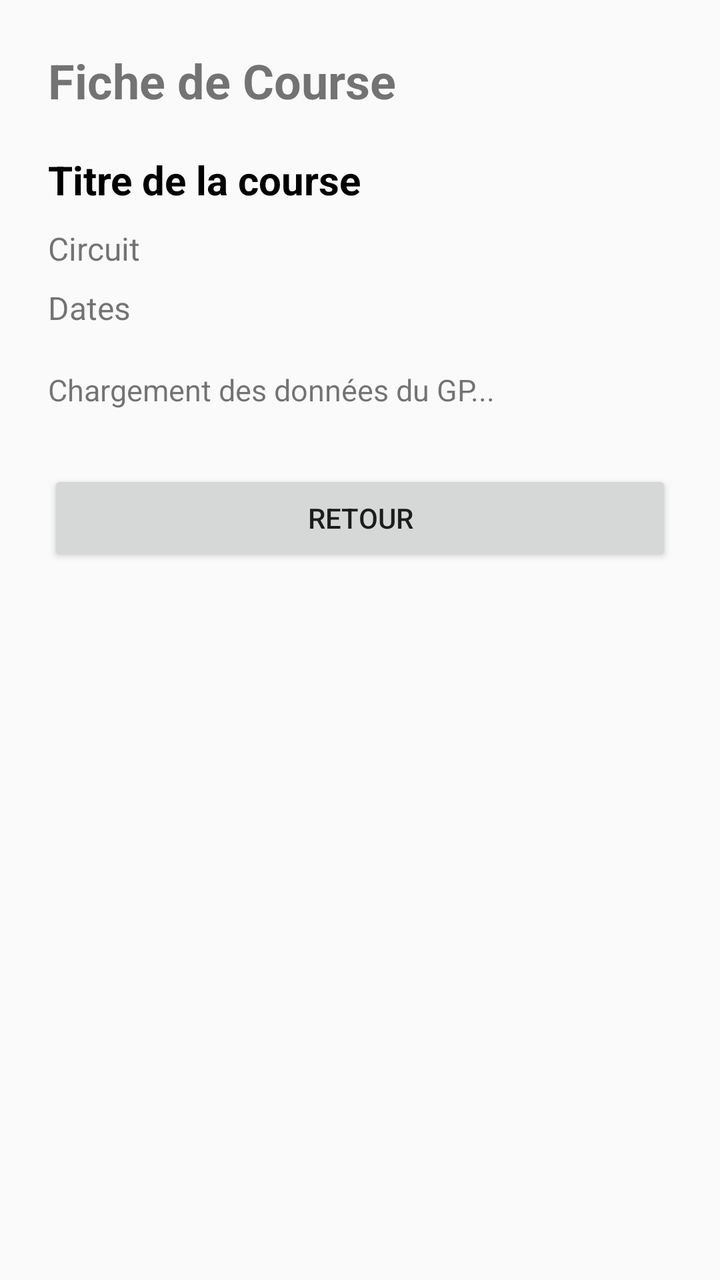
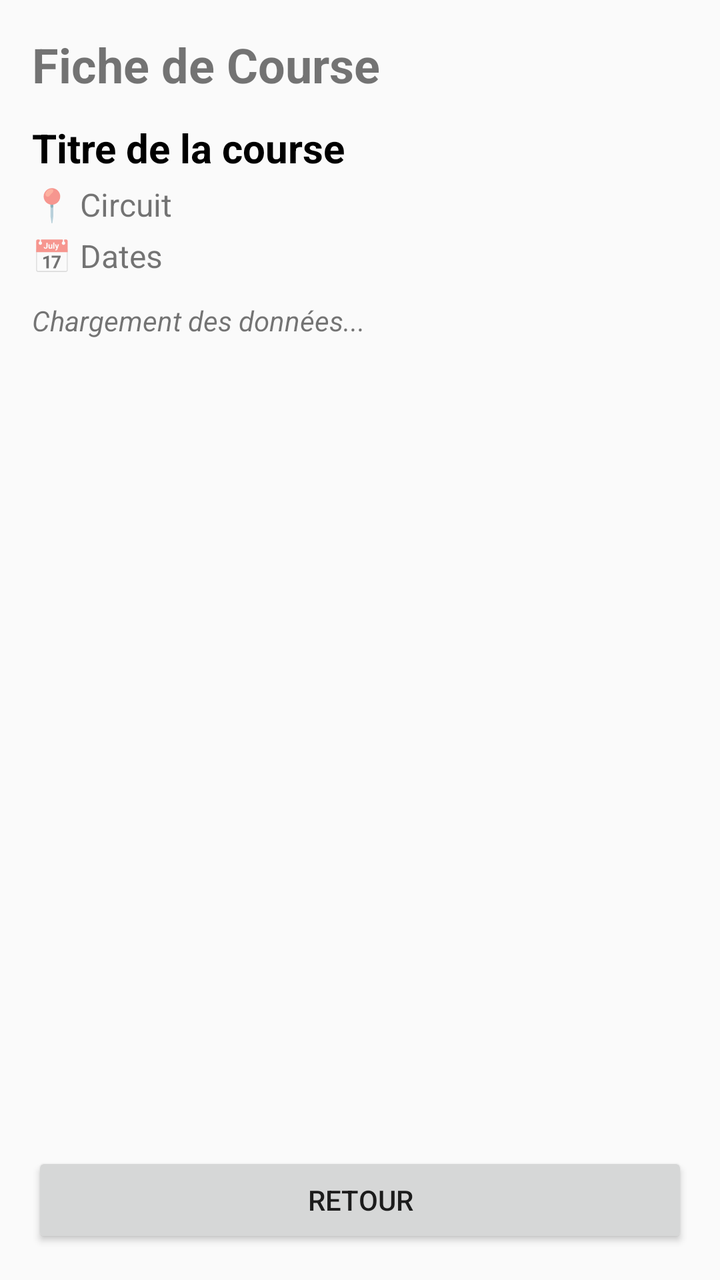

An Android layout rendered at two revisions. The XML below is the earlier revision; the diff shows what the commit changed to produce the second picture.
<!-- AndroidManifest.xml: application theme Theme.AppCompat.DayNight.NoActionBar -->
<!-- res/layout/activity_race_detail.xml -->
<?xml version="1.0" encoding="utf-8"?>
<LinearLayout xmlns:android="http://schemas.android.com/apk/res/android"
    android:layout_width="match_parent"
    android:layout_height="match_parent"
    android:orientation="vertical"
    android:padding="24dp">

    <TextView
        android:layout_width="wrap_content"
        android:layout_height="wrap_content"
        android:text="Fiche de Course"
        android:textSize="24sp"
        android:textStyle="bold"
        android:layout_marginBottom="20dp" />

    
    <TextView
        android:id="@+id/tv_race_title"
        android:layout_width="wrap_content"
        android:layout_height="wrap_content"
        android:text="Titre de la course"
        android:textSize="20sp"
        android:textStyle="bold"
        android:textColor="@color/black"
        android:layout_marginBottom="10dp" />

    
    <TextView
        android:id="@+id/tv_circuit_name"
        android:layout_width="wrap_content"
        android:layout_height="wrap_content"
        android:text="Circuit"
        android:textSize="16sp"
        android:layout_marginBottom="8dp" />

    
    <TextView
        android:id="@+id/tv_race_dates"
        android:layout_width="wrap_content"
        android:layout_height="wrap_content"
        android:text="Dates"
        android:textSize="16sp"
        android:layout_marginBottom="20dp" />

    
    <TextView
        android:id="@+id/tv_race_results"
        android:layout_width="wrap_content"
        android:layout_height="wrap_content"
        android:text="Chargement des données du GP..."
        android:textSize="15sp"
        android:layout_marginBottom="30dp" />

    <Button
        android:layout_width="match_parent"
        android:layout_height="wrap_content"
        android:text="Retour"
        android:onClick="clicBack" />

</LinearLayout>
<!-- resources referenced by this layout -->
<resources>
  <color name="black">#FF000000</color>
</resources>

<!-- the commit's change to res/layout/activity_race_detail.xml (unified diff, before → after) -->
@@ -3,7 +3,7 @@
     android:layout_width="match_parent"
     android:layout_height="match_parent"
     android:orientation="vertical"
-    android:padding="24dp">
+    android:padding="16dp">
 
     <TextView
         android:layout_width="wrap_content"
@@ -11,9 +11,8 @@
         android:text="Fiche de Course"
         android:textSize="24sp"
         android:textStyle="bold"
-        android:layout_marginBottom="20dp" />
+        android:layout_marginBottom="12dp" />
 
-    
     <TextView
         android:id="@+id/tv_race_title"
         android:layout_width="wrap_content"
@@ -22,34 +21,55 @@
         android:textSize="20sp"
         android:textStyle="bold"
         android:textColor="@color/black"
-        android:layout_marginBottom="10dp" />
+        android:layout_marginBottom="4dp" />
 
-    
     <TextView
         android:id="@+id/tv_circuit_name"
         android:layout_width="wrap_content"
         android:layout_height="wrap_content"
-        android:text="Circuit"
+        android:text="📍 Circuit"
         android:textSize="16sp"
-        android:layout_marginBottom="8dp" />
+        android:layout_marginBottom="4dp" />
 
-    
     <TextView
         android:id="@+id/tv_race_dates"
         android:layout_width="wrap_content"
         android:layout_height="wrap_content"
-        android:text="Dates"
+        android:text="📅 Dates"
         android:textSize="16sp"
-        android:layout_marginBottom="20dp" />
+        android:layout_marginBottom="12dp" />
+
+    <TextView
+        android:id="@+id/tv_status"
+        android:layout_width="wrap_content"
+        android:layout_height="wrap_content"
+        android:text="Chargement des données..."
+        android:textSize="14sp"
+        android:textStyle="italic"
+        android:layout_marginBottom="12dp" />
 
     
-    <TextView
-        android:id="@+id/tv_race_results"
-        android:layout_width="wrap_content"
+    <LinearLayout
+        android:id="@+id/container_sessions"
+        android:layout_width="match_parent"
         android:layout_height="wrap_content"
-        android:text="Chargement des données du GP..."
-        android:textSize="15sp"
-        android:layout_marginBottom="30dp" />
+        android:orientation="vertical"
+        android:layout_marginBottom="16dp"/>
+
+    
+    <ScrollView
+        android:layout_width="match_parent"
+        android:layout_height="0dp"
+        android:layout_weight="1"
+        android:layout_marginBottom="12dp">
+
+        <TextView
+            android:id="@+id/tv_session_details"
+            android:layout_width="match_parent"
+            android:layout_height="wrap_content"
+            android:text=""
+            android:textSize="15sp" />
+    </ScrollView>
 
     <Button
         android:layout_width="match_parent"
